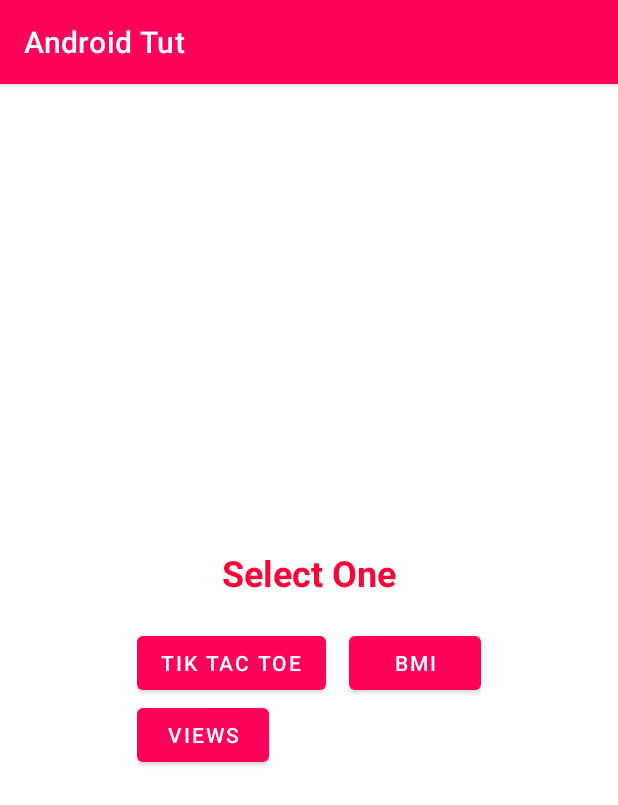
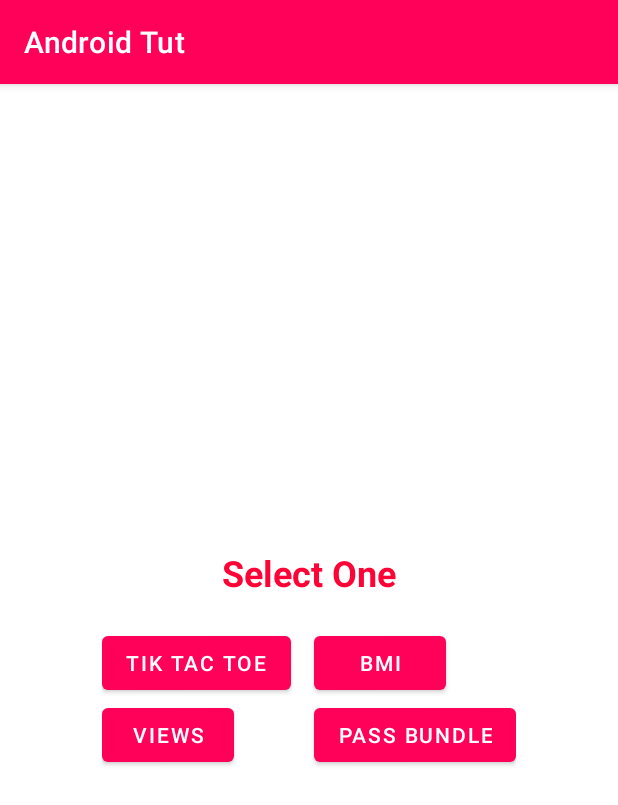
Before and after one commit to let-bibek/AndroidTut, an Android app: the screen it shows after launch (intent_passing), on a phone screen of 412 x 824 dp. Shown: the top 805 px of the screen. Run offline under Robolectric (Android 15) with nearby library versions, the phone set to English and light mode, and no system bars.

Commit message:
bundle passing

```diff
--- a/app/src/main/java/com/softdrax/androidtut/intent_passing.java
+++ b/app/src/main/java/com/softdrax/androidtut/intent_passing.java
@@ -8,7 +8,7 @@ import android.view.View;
 import android.widget.Button;
 
 public class intent_passing extends AppCompatActivity {
-Button btnToTtt,btnToBmi,btnToViews;
+Button btnToTtt,btnToBmi,btnToViews, btnBundlePassing;
     @Override
     protected void onCreate(Bundle savedInstanceState) {
         super.onCreate(savedInstanceState);
--- a/app/src/main/res/layout/activity_intent_passing.xml
+++ b/app/src/main/res/layout/activity_intent_passing.xml
@@ -37,6 +37,10 @@
             android:id="@+id/btnToViews"
             android:text="@string/btnToViews"
             />
+        <Button
+            android:id="@+id/btnBundlePassing"
+            android:text="@string/btnBundlePassing"
+            />
 
     </GridLayout>
 </LinearLayout>
--- a/app/src/main/res/values/strings.xml
+++ b/app/src/main/res/values/strings.xml
@@ -16,4 +16,5 @@
     <string name="btnToBmi">BMI</string>
     <string name="btnToViews">Views</string>
     <string name="navToIntents">Select One</string>
+    <string name="btnBundlePassing">Pass Bundle</string>
 </resources>
```
Also changed, not shown: app/src/main/AndroidManifest.xml (+14 -18 lines), app/src/main/java/com/softdrax/androidtut/BundlePassing.java (added, +14 -0 lines), app/src/main/res/layout/activity_bundle_passing.xml (added, +9 -0 lines).
